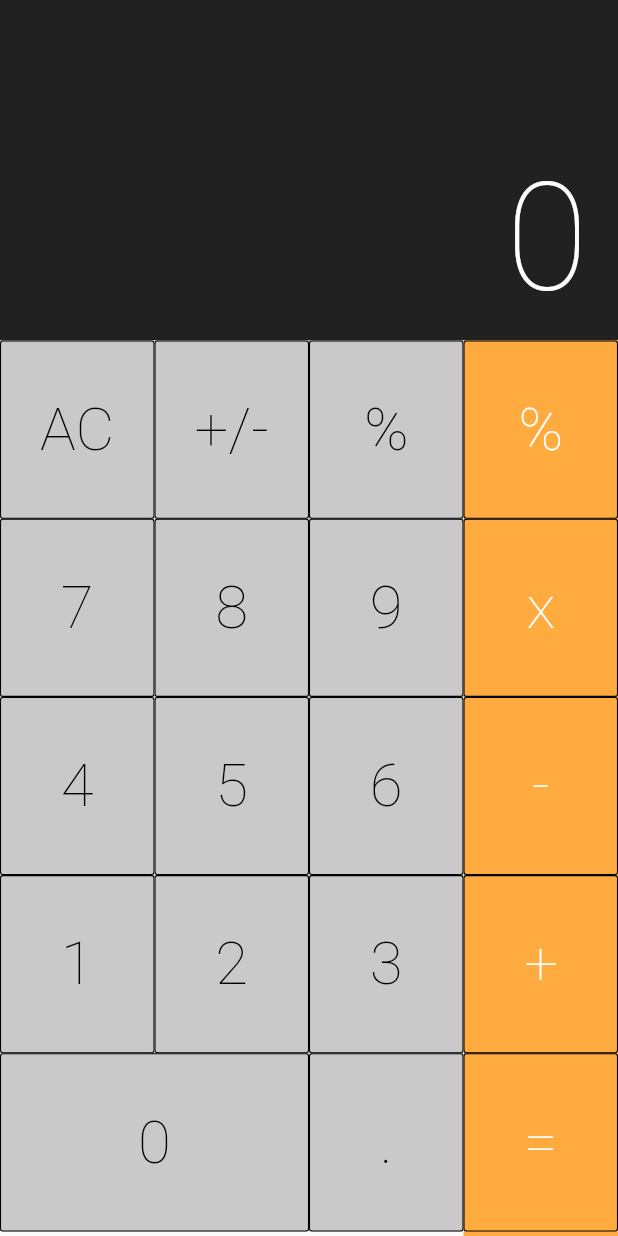
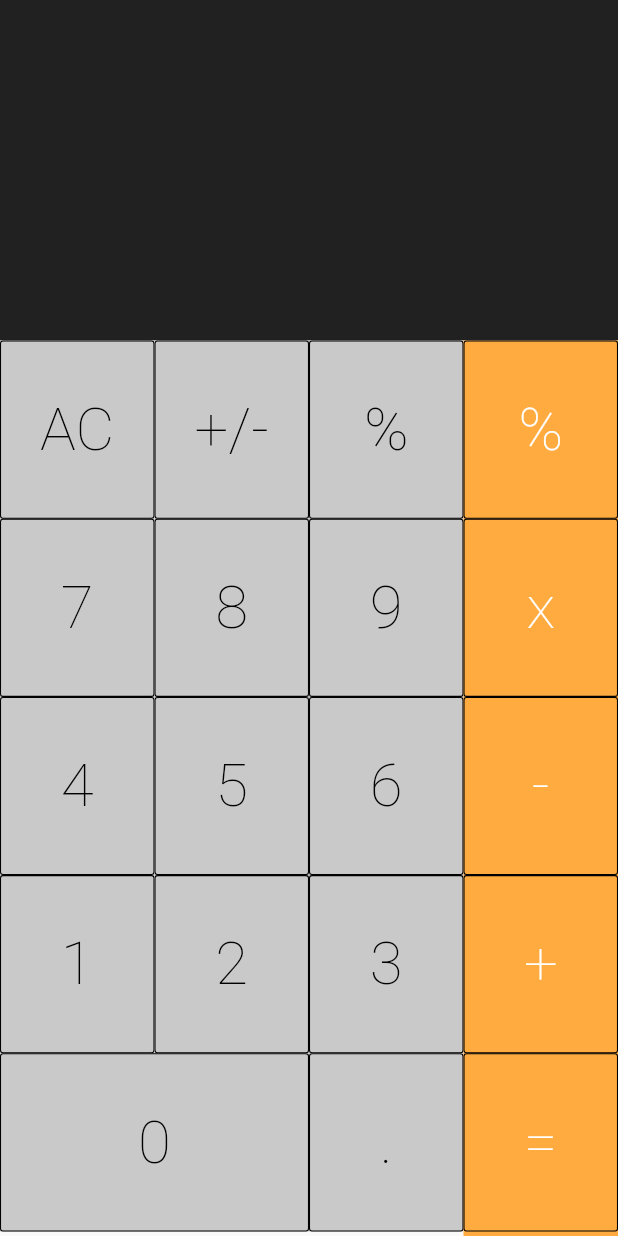
Before and after one commit to gabrieltnishimura/flutter-calculator, a Flutter app: the screen it shows after launch, after a tap on "AC", on a phone screen of 412 x 824 dp. Run offline on Flutter 3.47's test engine with Material 2 defaults, Android fonts, the phone set to English and light mode, and no system bars; our stand-ins replace math_expressions, rxdart; missing offline and left inert: bloc_pattern.

Commit message:
feature(calculator-behavior): has some layout and decimal numbers issues, but mostly working

```diff
--- a/lib/calculator-body.dart
+++ b/lib/calculator-body.dart
@@ -7,7 +7,7 @@ import 'buttons/calculator-default-row.dart';
 class CalculatorBody extends StatelessWidget {
   final Function onPressed;
 
-  CalculatorBody({this.onPressed});
+  CalculatorBody(this.onPressed);
 
   @override
   Widget build(BuildContext context) {
--- a/lib/calculator-wrapper.dart
+++ b/lib/calculator-wrapper.dart
@@ -3,21 +3,39 @@ import 'package:flutter/material.dart';
 import 'package:flutter/widgets.dart';
 
 import 'display/calculator-display.dart';
+import 'services/calculator.service.dart';
 
-class CalculatorWrapper extends StatelessWidget {
+class CalculatorWrapper extends StatefulWidget {
+  @override
+  _CalculatorWrapperState createState() => _CalculatorWrapperState();
+}
+
+class _CalculatorWrapperState extends State<CalculatorWrapper> {
+  String currentNumber;
+
+  @override
+  void initState() {
+    this.currentNumber = '0';
+    super.initState();
+  }
+
+  void pressButton(String value) {
+    if (value != null) {
+      setState(() {
+        currentNumber =
+            CalculatorService.appendCharacter(this.currentNumber, value);
+      });
+    }
+  }
+
   @override
   Widget build(BuildContext context) {
-    final sizeX = MediaQuery.of(context).size.width;
-    final sizeY = MediaQuery.of(context).size.height;
-
     return Container(
-        width: sizeX,
-        height: sizeY,
         child: Column(
-          children: [
-            CalculatorDisplay(),
-            CalculatorBody(),
-          ],
-        ));
+      children: [
+        CalculatorDisplay(this.currentNumber),
+        CalculatorBody(this.pressButton),
+      ],
+    ));
   }
 }
--- a/lib/display/calculator-display.dart
+++ b/lib/display/calculator-display.dart
@@ -1,6 +1,9 @@
 import 'package:flutter/material.dart';
 
 class CalculatorDisplay extends StatelessWidget {
+  final String currentNumber;
+  CalculatorDisplay(this.currentNumber);
+
   @override
   Widget build(BuildContext context) {
     return Container(
@@ -9,7 +12,7 @@ class CalculatorDisplay extends StatelessWidget {
         child: Align(
           alignment: Alignment.centerRight,
           child: Text(
-            '0',
+            this.currentNumber,
             style: TextStyle(
                 fontSize: 100,
                 color: Colors.white,
--- /dev/null
+++ b/lib/services/calculator.service.dart
@@ -0,0 +1,21 @@
+import 'package:math_expressions/math_expressions.dart';
+
+class CalculatorService {
+  static String appendCharacter(String before, String after) {
+    switch (after) {
+      case 'AC':
+        return '';
+      case '+/-':
+        return before.indexOf('-') == 0
+            ? before.replaceFirst('-', '')
+            : '-' + before;
+      case '=':
+        double result =
+            Parser().parse(before).evaluate(EvaluationType.REAL, null);
+        return result
+            .toStringAsFixed(result.truncateToDouble() == result ? 0 : 1);
+      default:
+        return before + after;
+    }
+  }
+}
--- /dev/null
+++ b/lib/services/selected-number.bloc.dart
@@ -0,0 +1,18 @@
+import 'package:bloc_pattern/bloc_pattern.dart';
+import 'package:rxdart/subjects.dart';
+
+class SelectedNumberBloc extends BlocBase {
+  final selectedNumberController = BehaviorSubject<String>.seeded('0');
+
+  Stream<String> get output => selectedNumberController.stream;
+
+  Sink<String> get input => selectedNumberController.sink;
+
+  String get currentValue => selectedNumberController.value;
+
+  @override
+  void dispose() {
+    selectedNumberController.close();
+    super.dispose();
+  }
+}
--- a/pubspec.yaml
+++ b/pubspec.yaml
@@ -19,6 +19,9 @@ environment:
 dependencies:
   flutter:
     sdk: flutter
+  rxdart:
+  bloc_pattern:
+  math_expressions:
 
   # The following adds the Cupertino Icons font to your application.
   # Use with the CupertinoIcons class for iOS style icons.
```
Also changed, not shown: pubspec.lock.
